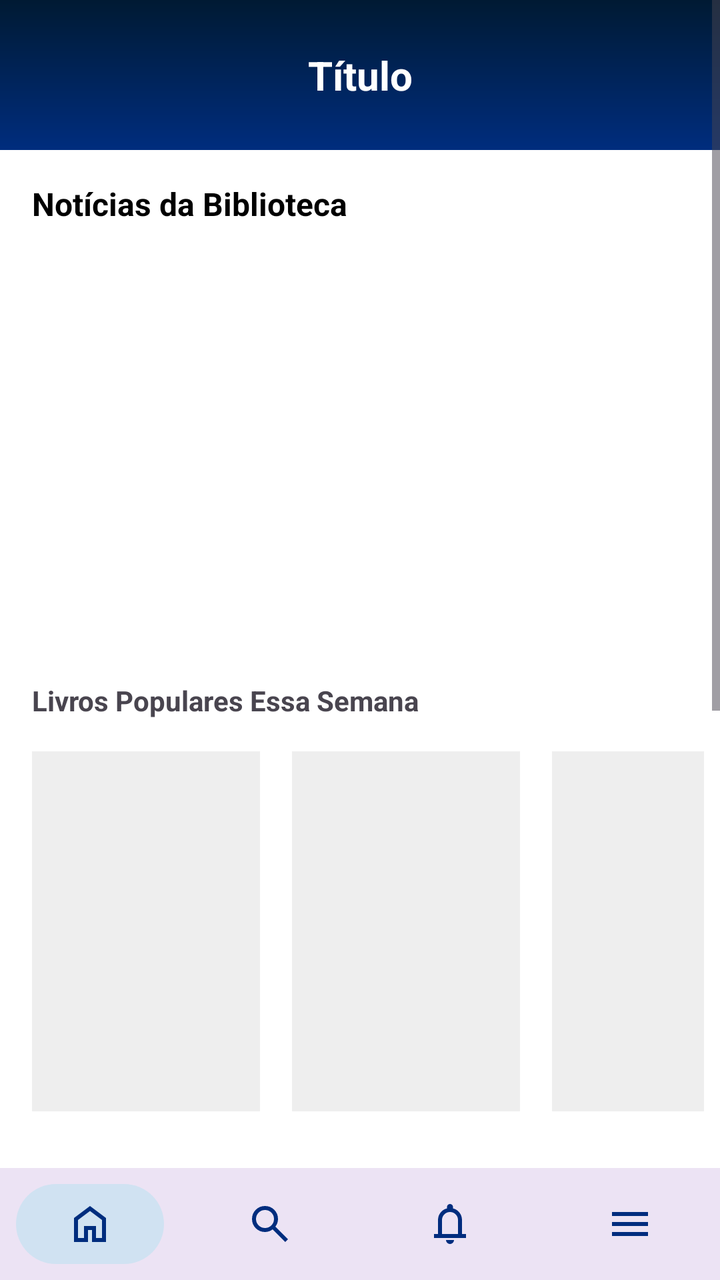
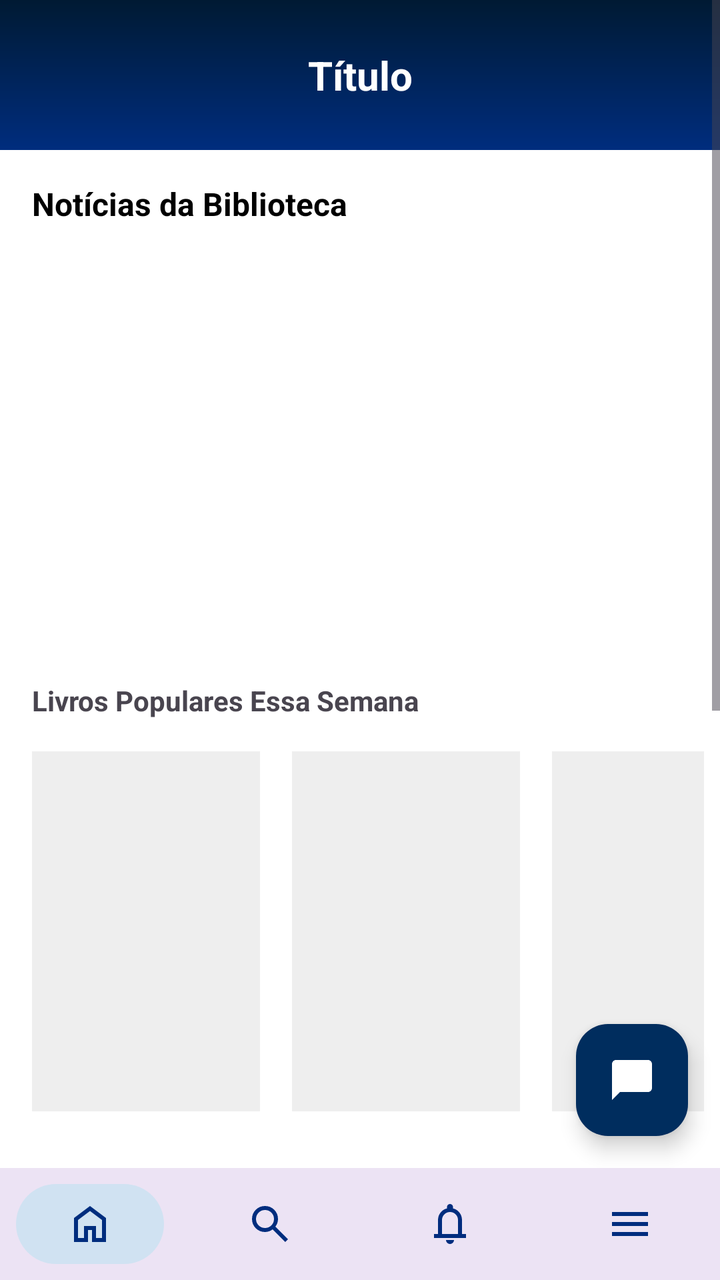

Two renders of the same Android screen: before a commit and after it. Below are the layout's source before the change and the commit's diff.
<!-- AndroidManifest.xml: application theme Theme.Bibliotecaapp -->
<!-- res/layout/tela_home.xml -->
<?xml version="1.0" encoding="utf-8"?>
<LinearLayout
    xmlns:android="http://schemas.android.com/apk/res/android"
    xmlns:app="http://schemas.android.com/apk/res-auto"
    xmlns:tools="http://schemas.android.com/tools"
    android:id="@+id/main"
    android:layout_width="match_parent"
    android:layout_height="match_parent"
    android:orientation="vertical"
    android:background="#FFFFFF">

    
    <ScrollView
        android:layout_width="match_parent"
        android:layout_height="0dp"
        android:layout_weight="1">

        <LinearLayout
            android:layout_width="match_parent"
            android:layout_height="wrap_content"
            android:orientation="vertical">

            
            <include
                android:id="@+id/header"
                layout="@layout/header_layout"/>

            
            <TextView
                android:layout_width="match_parent"
                android:layout_height="wrap_content"
                android:paddingStart="16dp"
                android:paddingTop="16dp"
                android:text="Notícias da Biblioteca"
                android:textColor="#000000"
                android:textSize="16sp"
                android:textStyle="bold" />

            <RelativeLayout
                android:layout_width="match_parent"
                android:layout_height="200dp"
                android:layout_marginTop="8dp">

                <androidx.recyclerview.widget.RecyclerView
                    android:id="@+id/rvNoticias"
                    android:layout_width="match_parent"
                    android:layout_height="match_parent"
                    android:orientation="horizontal"
                    app:layoutManager="androidx.recyclerview.widget.LinearLayoutManager"
                    tools:listitem="@layout/item_noticia" />

                
                <ImageButton
                    android:id="@+id/btnPrevNoticia"
                    android:layout_width="48dp"
                    android:layout_height="48dp"
                    android:layout_alignParentStart="true"
                    android:layout_centerVertical="true"
                    android:layout_marginStart="8dp"
                    android:background="@android:color/transparent"
                    android:src="@drawable/ic_leftarrow"
                    app:tint="#FFFFFF"
                    android:elevation="5dp"
                    android:contentDescription="Anterior" />

                <ImageButton
                    android:id="@+id/btnNextNoticia"
                    android:layout_width="48dp"
                    android:layout_height="48dp"
                    android:layout_alignParentEnd="true"
                    android:layout_centerVertical="true"
                    android:layout_marginEnd="8dp"
                    android:background="@android:color/transparent"
                    android:rotation="180"
                    android:src="@drawable/ic_leftarrow"
                    app:tint="#FFFFFF"
                    android:elevation="5dp"
                    android:contentDescription="Próxima" />
            </RelativeLayout>

            
            <LinearLayout
                android:id="@+id/layoutDots"
                android:layout_width="wrap_content"
                android:layout_height="wrap_content"
                android:layout_gravity="center_horizontal"
                android:layout_marginTop="4dp"
                android:orientation="horizontal" />

            
            <TextView
                android:layout_width="match_parent"
                android:layout_height="wrap_content"
                android:paddingHorizontal="16dp"
                android:paddingTop="16dp"
                android:text="Livros Populares Essa Semana"
                android:textStyle="bold"
                android:textSize="14sp" />

            <HorizontalScrollView
                android:layout_width="match_parent"
                android:layout_height="wrap_content"
                android:padding="8dp"
                android:scrollbars="none">

                <LinearLayout
                    android:layout_width="wrap_content"
                    android:layout_height="wrap_content"
                    android:orientation="horizontal">

                    <include android:id="@+id/livroPop1" layout="@layout/item_livro" />
                    <include android:id="@+id/livroPop2" layout="@layout/item_livro" />
                    <include android:id="@+id/livroPop3" layout="@layout/item_livro" />

                </LinearLayout>
            </HorizontalScrollView>

            
            <TextView
                android:layout_width="match_parent"
                android:layout_height="wrap_content"
                android:paddingHorizontal="16dp"
                android:paddingTop="8dp"
                android:text="Livros Mais Curtidos"
                android:textStyle="bold"
                android:textSize="14sp" />

            <TextView
                android:layout_width="match_parent"
                android:layout_height="wrap_content"
                android:padding="16dp"
                android:text="Nenhum livro curtido por enquanto"
                android:textColor="#999999"
                android:fontFamily="cursive"
                android:textSize="14sp" />

            
            <TextView
                android:layout_width="match_parent"
                android:layout_height="wrap_content"
                android:paddingHorizontal="16dp"
                android:paddingTop="8dp"
                android:text="Livros Mais Bem Avaliados"
                android:textStyle="bold"
                android:textSize="14sp" />

            <HorizontalScrollView
                android:layout_width="match_parent"
                android:layout_height="wrap_content"
                android:padding="8dp"
                android:scrollbars="none">

                <LinearLayout
                    android:layout_width="wrap_content"
                    android:layout_height="wrap_content"
                    android:orientation="horizontal">

                    <include android:id="@+id/livroAval1" layout="@layout/item_livro" />
                    <include android:id="@+id/livroAval2" layout="@layout/item_livro" />
                    <include android:id="@+id/livroAval3" layout="@layout/item_livro" />

                </LinearLayout>
            </HorizontalScrollView>

        </LinearLayout>
    </ScrollView>

    <include layout="@layout/navbar_layout"/>

</LinearLayout>
<!-- res/layout/header_layout.xml (included above) -->
<androidx.constraintlayout.widget.ConstraintLayout
    xmlns:android="http://schemas.android.com/apk/res/android"
    xmlns:app="http://schemas.android.com/apk/res-auto"
    android:layout_width="match_parent"
    android:layout_height="wrap_content"
    android:background="@drawable/background_header"
    android:paddingTop="24dp"
    android:paddingBottom="24dp">

    
    <ImageView
        android:id="@+id/btnBack"
        android:layout_width="24dp"
        android:layout_height="24dp"
        android:layout_marginStart="16dp"
        android:src="@drawable/ic_leftarrow"
        app:tint="#FFFFFF"
        android:visibility="gone"
        app:layout_constraintStart_toStartOf="parent"
        app:layout_constraintTop_toTopOf="parent"
        app:layout_constraintBottom_toBottomOf="parent"/>

    
    <TextView
        android:id="@+id/txtTitulo"
        android:layout_width="0dp"
        android:layout_height="wrap_content"
        android:text="Título"
        android:textColor="#FFFFFF"
        android:textSize="20sp"
        android:textStyle="bold"
        android:gravity="center"

        app:layout_constraintStart_toStartOf="parent"
        app:layout_constraintEnd_toEndOf="parent"
        app:layout_constraintTop_toTopOf="parent"
        app:layout_constraintBottom_toBottomOf="parent"/>

</androidx.constraintlayout.widget.ConstraintLayout>
<!-- res/layout/item_noticia.xml (included above) -->
<?xml version="1.0" encoding="utf-8"?>
<FrameLayout xmlns:android="http://schemas.android.com/apk/res/android"
    android:layout_width="match_parent"
    android:layout_height="200dp">

    <ImageView
        android:id="@+id/imgNoticia"
        android:layout_width="match_parent"
        android:layout_height="match_parent"
        android:scaleType="centerCrop"
        android:background="#DDDDDD" />

    
    <View
        android:layout_width="match_parent"
        android:layout_height="match_parent"
        android:background="#66000000" />

    <LinearLayout
        android:layout_width="match_parent"
        android:layout_height="wrap_content"
        android:layout_gravity="bottom"
        android:orientation="vertical"
        android:padding="20dp">

        <TextView
            android:id="@+id/txtTituloNoticia"
            android:layout_width="match_parent"
            android:layout_height="wrap_content"
            android:text="Título da notícia"
            android:textColor="#FFFFFF"
            android:textSize="18sp"
            android:textStyle="bold" />

        <TextView
            android:id="@+id/txtDescricaoNoticia"
            android:layout_width="match_parent"
            android:layout_height="wrap_content"
            android:layout_marginTop="4dp"
            android:text="Descricao resumida"
            android:textColor="#FFFFFF"
            android:textSize="13sp"
            android:maxLines="2"
            android:ellipsize="end" />

        <androidx.appcompat.widget.AppCompatButton
            android:id="@+id/btnSaibaMais"
            android:layout_width="wrap_content"
            android:layout_height="wrap_content"
            android:layout_marginTop="10dp"
            android:background="@drawable/background_botao_noticia"
            android:paddingStart="16dp"
            android:paddingEnd="16dp"
            android:text="Saiba Mais"
            android:textAllCaps="false"
            android:textColor="#FFFFFF"
            android:minHeight="32dp" />

    </LinearLayout>
</FrameLayout>
<!-- res/layout/item_livro.xml (included above) -->
<?xml version="1.0" encoding="utf-8"?>
<LinearLayout xmlns:android="http://schemas.android.com/apk/res/android"
    android:layout_width="130dp"
    android:layout_height="wrap_content"
    android:orientation="vertical"
    android:padding="8dp">
    <ImageView android:id="@+id/imgCapa" android:layout_width="match_parent" android:layout_height="180dp" android:scaleType="centerCrop" android:background="#EEE"/>
    <TextView
        android:id="@+id/txtTituloLivro"
        android:layout_width="match_parent"
        android:layout_height="wrap_content"
        android:ellipsize="end"
        android:gravity="center"
        android:maxLines="1"
        android:textStyle="bold" />

    <TextView
        android:id="@+id/txtAutor"
        android:layout_width="match_parent"
        android:layout_height="wrap_content"
        android:gravity="center"
        android:textSize="12sp" />
</LinearLayout>
<!-- res/layout/navbar_layout.xml (included above) -->
<?xml version="1.0" encoding="utf-8"?>
<com.google.android.material.bottomnavigation.BottomNavigationView
    xmlns:android="http://schemas.android.com/apk/res/android"
    xmlns:app="http://schemas.android.com/apk/res-auto"

    android:id="@+id/bottomNav"
    style="@style/NavBar"
    android:layout_width="match_parent"
    android:layout_height="wrap_content"

    app:menu="@menu/bottom_menu"/>
<!-- resources referenced by this layout -->
<resources>
  <!-- drawable background_botao_noticia (drawable) -->
  <?xml version="1.0" encoding="utf-8"?>
  <shape xmlns:android="http://schemas.android.com/apk/res/android">
      <gradient
          android:type="linear"
          android:angle="270"
          android:startColor="#001A33"
          android:endColor="#002D7E" />
      <corners android:radius="8dp" />
  </shape>
  <!-- drawable background_header (drawable) -->
  <?xml version="1.0" encoding="utf-8"?>
  <shape xmlns:android="http://schemas.android.com/apk/res/android">
  
      <gradient
          android:type="linear"
          android:angle="270"
          android:startColor="#001A33"
          android:endColor="#002D7E" />
  
      <corners android:radius="0dp" />
  
  </shape>
  <!-- drawable ic_leftarrow (drawable) -->
  <vector xmlns:android="http://schemas.android.com/apk/res/android"
      android:width="24dp"
      android:height="24dp"
      android:viewportWidth="960"
      android:viewportHeight="960">
    <path
        android:pathData="M560,720 L320,480l240,-240 56,56 -184,184 184,184 -56,56Z"
        android:fillColor="#FFFFFF"/>
  </vector>
  <style name="NavBar" parent="Widget.MaterialComponents.BottomNavigationView">
          <item name="itemBackground">@drawable/nav_item_background</item>
          <item name="itemRippleColor">@android:color/transparent</item>
          <item name="itemIconTint">#002D7E</item>
          <item name="itemTextColor">@null</item>
          <item name="labelVisibilityMode">unlabeled</item>
      </style>
  <style name="Theme.Bibliotecaapp" parent="Base.Theme.Bibliotecaapp" />
  <!-- drawable nav_item_background (drawable) -->
  <?xml version="1.0" encoding="utf-8"?>
  <selector xmlns:android="http://schemas.android.com/apk/res/android">
  
      
      <item android:state_checked="true">
          <inset
              android:insetLeft="8dp"
              android:insetRight="8dp"
              android:insetTop="8dp"
              android:insetBottom="8dp">
  
              <shape android:shape="rectangle">
                  <solid android:color="#D0E2F2"/>
                  <corners android:radius="100dp"/>
              </shape>
  
          </inset>
      </item>
  
      
      <item>
          <color android:color="@android:color/transparent"/>
      </item>
  
  </selector>
  <style name="Base.Theme.Bibliotecaapp" parent="Theme.Material3.DayNight.NoActionBar">
          
          
      </style>
</resources>

<!-- the commit's change to res/layout/tela_home.xml (unified diff, before → after) -->
@@ -1,173 +1,191 @@
 <?xml version="1.0" encoding="utf-8"?>
-<LinearLayout
+<FrameLayout
     xmlns:android="http://schemas.android.com/apk/res/android"
     xmlns:app="http://schemas.android.com/apk/res-auto"
     xmlns:tools="http://schemas.android.com/tools"
-    android:id="@+id/main"
     android:layout_width="match_parent"
-    android:layout_height="match_parent"
-    android:orientation="vertical"
-    android:background="#FFFFFF">
-
-    
-    <ScrollView
-        android:layout_width="match_parent"
-        android:layout_height="0dp"
-        android:layout_weight="1">
-
-        <LinearLayout
+    android:layout_height="match_parent">
+
+    <LinearLayout
+        android:id="@+id/main"
+        android:layout_width="match_parent"
+        android:layout_height="match_parent"
+        android:orientation="vertical"
+        android:background="#FFFFFF">
+
+        
+        <ScrollView
             android:layout_width="match_parent"
-            android:layout_height="wrap_content"
-            android:orientation="vertical">
-
-            
-            <include
-                android:id="@+id/header"
-                layout="@layout/header_layout"/>
-
-            
-            <TextView
+            android:layout_height="0dp"
+            android:layout_weight="1">
+
+            <LinearLayout
                 android:layout_width="match_parent"
                 android:layout_height="wrap_content"
-                android:paddingStart="16dp"
-                android:paddingTop="16dp"
-                android:text="Notícias da Biblioteca"
-                android:textColor="#000000"
-                android:textSize="16sp"
-                android:textStyle="bold" />
-
-            <RelativeLayout
-                android:layout_width="match_parent"
-                android:layout_height="200dp"
-                android:layout_marginTop="8dp">
-
-                <androidx.recyclerview.widget.RecyclerView
-                    android:id="@+id/rvNoticias"
-                    android:layout_width="match_parent"
-                    android:layout_height="match_parent"
-                    android:orientation="horizontal"
-                    app:layoutManager="androidx.recyclerview.widget.LinearLayoutManager"
-                    tools:listitem="@layout/item_noticia" />
-
-                
-                <ImageButton
-                    android:id="@+id/btnPrevNoticia"
-                    android:layout_width="48dp"
-                    android:layout_height="48dp"
-                    android:layout_alignParentStart="true"
-                    android:layout_centerVertical="true"
-                    android:layout_marginStart="8dp"
-                    android:background="@android:color/transparent"
-                    android:src="@drawable/ic_leftarrow"
-                    app:tint="#FFFFFF"
-                    android:elevation="5dp"
-                    android:contentDescription="Anterior" />
-
-                <ImageButton
-                    android:id="@+id/btnNextNoticia"
-                    android:layout_width="48dp"
-                    android:layout_height="48dp"
-                    android:layout_alignParentEnd="true"
-                    android:layout_centerVertical="true"
-                    android:layout_marginEnd="8dp"
-                    android:background="@android:color/transparent"
-                    android:rotation="180"
-                    android:src="@drawable/ic_leftarrow"
-                    app:tint="#FFFFFF"
-                    android:elevation="5dp"
-                    android:contentDescription="Próxima" />
-            </RelativeLayout>
-
-            
-            <LinearLayout
-                android:id="@+id/layoutDots"
-                android:layout_width="wrap_content"
-                android:layout_height="wrap_content"
-                android:layout_gravity="center_horizontal"
-                android:layout_marginTop="4dp"
-                android:orientation="horizontal" />
-
-            
-            <TextView
-                android:layout_width="match_parent"
-                android:layout_height="wrap_content"
-                android:paddingHorizontal="16dp"
-                android:paddingTop="16dp"
-                android:text="Livros Populares Essa Semana"
-                android:textStyle="bold"
-                android:textSize="14sp" />
-
-            <HorizontalScrollView
-                android:layout_width="match_parent"
-                android:layout_height="wrap_content"
-                android:padding="8dp"
-                android:scrollbars="none">
-
+                android:orientation="vertical">
+
+                
+                <include
+                    android:id="@+id/header"
+                    layout="@layout/header_layout"/>
+
+                
+                <TextView
+                    android:layout_width="match_parent"
+                    android:layout_height="wrap_content"
+                    android:paddingStart="16dp"
+                    android:paddingTop="16dp"
+                    android:text="Notícias da Biblioteca"
+                    android:textColor="#000000"
+                    android:textSize="16sp"
+                    android:textStyle="bold" />
+
+                <RelativeLayout
+                    android:layout_width="match_parent"
+                    android:layout_height="200dp"
+                    android:layout_marginTop="8dp">
+
+                    <androidx.recyclerview.widget.RecyclerView
+                        android:id="@+id/rvNoticias"
+                        android:layout_width="match_parent"
+                        android:layout_height="match_parent"
+                        android:orientation="horizontal"
+                        app:layoutManager="androidx.recyclerview.widget.LinearLayoutManager"
+                        tools:listitem="@layout/item_noticia" />
+
+                    
+                    <ImageButton
+                        android:id="@+id/btnPrevNoticia"
+                        android:layout_width="48dp"
+                        android:layout_height="48dp"
+                        android:layout_alignParentStart="true"
+                        android:layout_centerVertical="true"
+                        android:layout_marginStart="8dp"
+                        android:background="@android:color/transparent"
+                        android:src="@drawable/ic_leftarrow"
+                        app:tint="#FFFFFF"
+                        android:elevation="5dp"
+                        android:contentDescription="Anterior" />
+
+                    <ImageButton
+                        android:id="@+id/btnNextNoticia"
+                        android:layout_width="48dp"
+                        android:layout_height="48dp"
+                        android:layout_alignParentEnd="true"
+                        android:layout_centerVertical="true"
+                        android:layout_marginEnd="8dp"
+                        android:background="@android:color/transparent"
+                        android:rotation="180"
+                        android:src="@drawable/ic_leftarrow"
+                        app:tint="#FFFFFF"
+                        android:elevation="5dp"
+                        android:contentDescription="Próxima" />
+                </RelativeLayout>
+
+                
                 <LinearLayout
+                    android:id="@+id/layoutDots"
                     android:layout_width="wrap_content"
                     android:layout_height="wrap_content"
-                    android:orientation="horizontal">
-
-                    <include android:id="@+id/livroPop1" layout="@layout/item_livro" />
-                    <include android:id="@+id/livroPop2" layout="@layout/item_livro" />
-                    <include android:id="@+id/livroPop3" layout="@layout/item_livro" />
-
-                </LinearLayout>
-            </HorizontalScrollView>
-
-            
-            <TextView
-                android:layout_width="match_parent"
-                android:layout_height="wrap_content"
-                android:paddingHorizontal="16dp"
-                android:paddingTop="8dp"
-                android:text="Livros Mais Curtidos"
-                android:textStyle="bold"
-                android:textSize="14sp" />
-
-            <TextView
-                android:layout_width="match_parent"
-                android:layout_height="wrap_content"
-                android:padding="16dp"
-                android:text="Nenhum livro curtido por enquanto"
-                android:textColor="#999999"
-                android:fontFamily="cursive"
-                android:textSize="14sp" />
-
-            
-            <TextView
-                android:layout_width="match_parent"
-                android:layout_height="wrap_content"
-                android:paddingHorizontal="16dp"
-                android:paddingTop="8dp"
-                android:text="Livros Mais Bem Avaliados"
-                android:textStyle="bold"
-                android:textSize="14sp" />
-
-            <HorizontalScrollView
-                android:layout_width="match_parent"
-                android:layout_height="wrap_content"
-                android:padding="8dp"
-                android:scrollbars="none">
-
-                <LinearLayout
-                    android:layout_width="wrap_content"
-                    android:layout_height="wrap_content"
-                    android:orientation="horizontal">
-
-                    <include android:id="@+id/livroAval1" layout="@layout/item_livro" />
-                    <include android:id="@+id/livroAval2" layout="@layout/item_livro" />
-                    <include android:id="@+id/livroAval3" layout="@layout/item_livro" />
-
-                </LinearLayout>
-            </HorizontalScrollView>
-
-        </LinearLayout>
-    </ScrollView>
-
-    <include layout="@layout/navbar_layout"/>
-
-</LinearLayout>
+                    android:layout_gravity="center_horizontal"
+                    android:layout_marginTop="4dp"
+                    android:orientation="horizontal" />
+
+                
+                <TextView
+                    android:layout_width="match_parent"
+                    android:layout_height="wrap_content"
+                    android:paddingHorizontal="16dp"
+                    android:paddingTop="16dp"
+                    android:text="Livros Populares Essa Semana"
+                    android:textStyle="bold"
+                    android:textSize="14sp" />
+
+                <HorizontalScrollView
+                    android:layout_width="match_parent"
+                    android:layout_height="wrap_content"
+                    android:padding="8dp"
+                    android:scrollbars="none">
+
+                    <LinearLayout
+                        android:layout_width="wrap_content"
+                        android:layout_height="wrap_content"
+                        android:orientation="horizontal">
+
+                        <include android:id="@+id/livroPop1" layout="@layout/item_livro" />
+                        <include android:id="@+id/livroPop2" layout="@layout/item_livro" />
+                        <include android:id="@+id/livroPop3" layout="@layout/item_livro" />
+
+                    </LinearLayout>
+                </HorizontalScrollView>
+
+                
+                <TextView
+                    android:layout_width="match_parent"
+                    android:layout_height="wrap_content"
+                    android:paddingHorizontal="16dp"
+                    android:paddingTop="8dp"
+                    android:text="Livros Mais Curtidos"
+                    android:textStyle="bold"
+                    android:textSize="14sp" />
+
+                <TextView
+                    android:layout_width="match_parent"
+                    android:layout_height="wrap_content"
+                    android:padding="16dp"
+                    android:text="Nenhum livro curtido por enquanto"
+                    android:textColor="#999999"
+                    android:fontFamily="cursive"
+                    android:textSize="14sp" />
+
+                
+                <TextView
+                    android:layout_width="match_parent"
+                    android:layout_height="wrap_content"
+                    android:paddingHorizontal="16dp"
+                    android:paddingTop="8dp"
+                    android:text="Livros Mais Bem Avaliados"
+                    android:textStyle="bold"
+                    android:textSize="14sp" />
+
+                <HorizontalScrollView
+                    android:layout_width="match_parent"
+                    android:layout_height="wrap_content"
+                    android:padding="8dp"
+                    android:scrollbars="none">
+
+                    <LinearLayout
+                        android:layout_width="wrap_content"
+                        android:layout_height="wrap_content"
+                        android:orientation="horizontal">
+
+                        <include android:id="@+id/livroAval1" layout="@layout/item_livro" />
+                        <include android:id="@+id/livroAval2" layout="@layout/item_livro" />
+                        <include android:id="@+id/livroAval3" layout="@layout/item_livro" />
+
+                    </LinearLayout>
+                </HorizontalScrollView>
+
+            </LinearLayout>
+        </ScrollView>
+
+        <include layout="@layout/navbar_layout"/>
+
+    </LinearLayout>
+
+    <com.google.android.material.floatingactionbutton.FloatingActionButton
+        android:id="@+id/fabChatBot"
+        android:layout_width="wrap_content"
+        android:layout_height="wrap_content"
+        android:layout_gravity="bottom|end"
+        android:layout_marginEnd="16dp"
+        android:layout_marginBottom="72dp"
+        app:srcCompat="@drawable/ic_chat"
+        app:backgroundTint="@color/unifor_blue"
+        app:tint="#FFFFFF"
+        android:contentDescription="Chat com Bot" />
+
+</FrameLayout>
 <!-- res/layout/header_layout.xml (included above) -->
 <androidx.constraintlayout.widget.ConstraintLayout
     xmlns:android="http://schemas.android.com/apk/res/android"
<!-- resource entries referenced after the edit -->
@@ -1,5 +1,6 @@
 <!-- resources referenced by this layout -->
 <resources>
+  <color name="unifor_blue">#002D5E</color>
   <!-- drawable background_botao_noticia (drawable) -->
   <?xml version="1.0" encoding="utf-8"?>
   <shape xmlns:android="http://schemas.android.com/apk/res/android">
@@ -23,6 +24,16 @@
       <corners android:radius="0dp" />
   
   </shape>
+  <!-- drawable ic_chat (drawable) -->
+  <vector xmlns:android="http://schemas.android.com/apk/res/android"
+      android:width="24dp"
+      android:height="24dp"
+      android:viewportWidth="24"
+      android:viewportHeight="24">
+    <path
+        android:fillColor="#FF000000"
+        android:pathData="M20,2L4,2c-1.1,0 -2,0.9 -2,2v18l4,-4h14c1.1,0 2,-0.9 2,-2L22,4c0,-1.1 -0.9,-2 -2,-2z"/>
+  </vector>
   <!-- drawable ic_leftarrow (drawable) -->
   <vector xmlns:android="http://schemas.android.com/apk/res/android"
       android:width="24dp"
